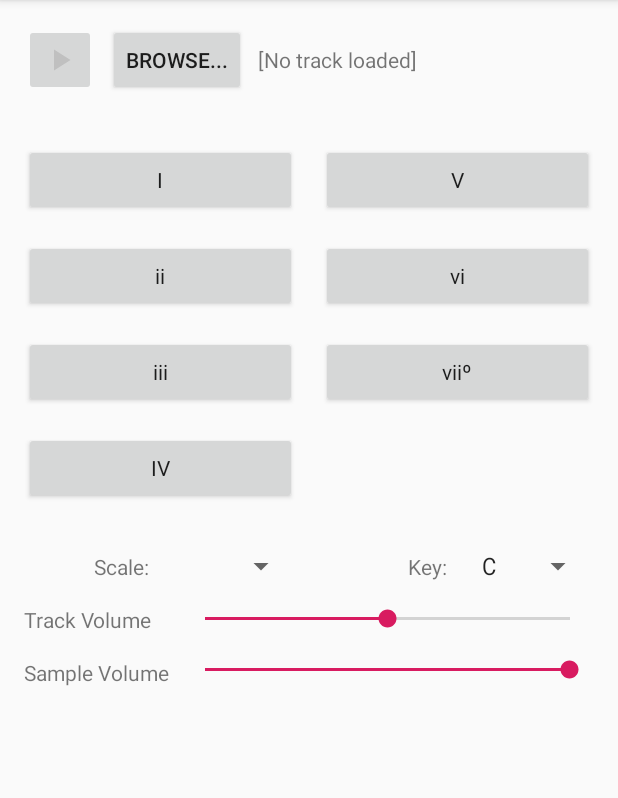
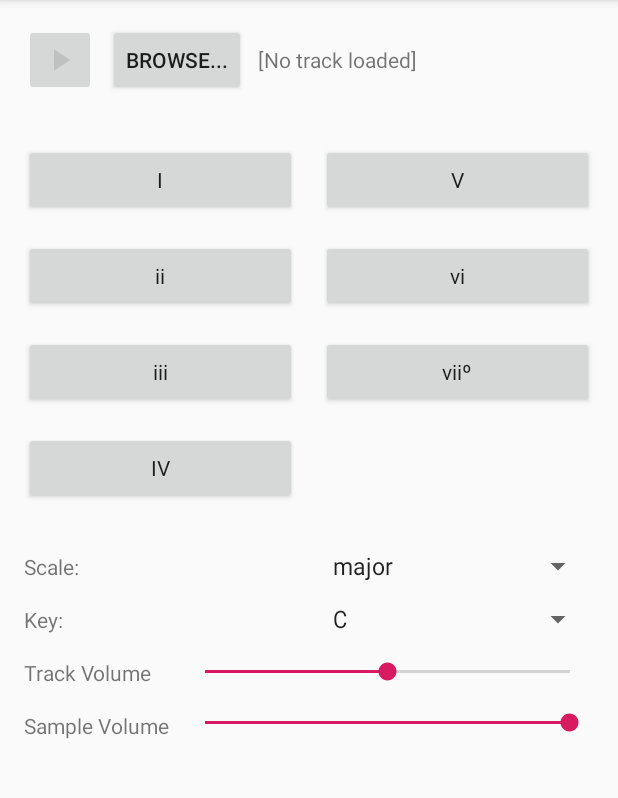
Before and after one commit to zwiebelspaetzle/chord-prog-android, an Android app: the screen it shows after launch (MainActivity), on a phone screen of 412 x 824 dp, the part 84-882 px from its top. Run offline under Robolectric (Android 15) with nearby library versions, the phone set to English and light mode, and no system bars; 1 statement that could not run was skipped.

Commit message:
scale and key on separate lines

```diff
--- a/app/src/main/res/layout/activity_main.xml
+++ b/app/src/main/res/layout/activity_main.xml
@@ -34,9 +34,9 @@
             android:id="@+id/keySpinner"
             android:spinnerMode="dropdown"
             android:entries="@array/keys_array" android:prompt="@string/key_spinner_prompt"
+            app:layout_constraintBaseline_toBaselineOf="@+id/editText"
             app:layout_constraintStart_toEndOf="@+id/editText" app:layout_constraintHorizontal_bias="0.5"
-            app:layout_constraintEnd_toEndOf="parent" android:layout_marginStart="16dp"
-            android:layout_marginEnd="16dp" app:layout_constraintBaseline_toBaselineOf="@+id/editText"/>
+            app:layout_constraintEnd_toEndOf="parent" android:layout_marginEnd="16dp"/>
     <Button
             android:text="@string/button_2nd"
             android:layout_width="0dp"
@@ -90,10 +90,11 @@
             android:text="@string/text_key"
             android:ems="10"
             android:id="@+id/editText"
-            android:textAlignment="viewEnd"
-            app:layout_constraintStart_toEndOf="@+id/scaleSpinner"
+            android:textAlignment="textStart"
+            android:layout_marginTop="16dp" app:layout_constraintTop_toBottomOf="@+id/textView"
+            app:layout_constraintStart_toStartOf="parent"
             app:layout_constraintHorizontal_bias="0.5" app:layout_constraintEnd_toStartOf="@+id/keySpinner"
-            android:layout_marginStart="16dp" app:layout_constraintBaseline_toBaselineOf="@+id/scaleSpinner"/>
+            android:layout_marginStart="16dp" android:layout_marginEnd="16dp"/>
     <TextView
             android:text="@string/track_valume_label"
             android:layout_width="wrap_content"
@@ -159,14 +160,15 @@
             android:layout_width="0dp"
             android:layout_height="wrap_content"
             android:id="@+id/textView" app:layout_constraintStart_toStartOf="parent" android:layout_marginStart="16dp"
-            app:layout_constraintHorizontal_bias="0.5" app:layout_constraintEnd_toStartOf="@+id/scaleSpinner"
             android:layout_marginTop="32dp" app:layout_constraintTop_toBottomOf="@+id/s4button"
-            android:textAlignment="viewEnd"/>
+            android:textAlignment="textStart"
+            app:layout_constraintEnd_toStartOf="@+id/scaleSpinner" android:layout_marginEnd="16dp"/>
     <Spinner
             android:layout_width="0dp"
             android:layout_height="wrap_content"
-            android:id="@+id/scaleSpinner" app:layout_constraintStart_toEndOf="@+id/textView"
-            android:layout_marginStart="16dp" app:layout_constraintHorizontal_bias="0.5"
-            app:layout_constraintEnd_toStartOf="@+id/editText" android:entries="@array/scales_array"
-            app:layout_constraintBaseline_toBaselineOf="@+id/textView"/>
+            android:id="@+id/scaleSpinner"
+            android:entries="@array/scales_array"
+            app:layout_constraintBaseline_toBaselineOf="@+id/textView"
+            app:layout_constraintStart_toEndOf="@+id/textView" app:layout_constraintHorizontal_bias="0.5"
+            app:layout_constraintEnd_toEndOf="parent" android:layout_marginEnd="16dp"/>
 </android.support.constraint.ConstraintLayout>
```
